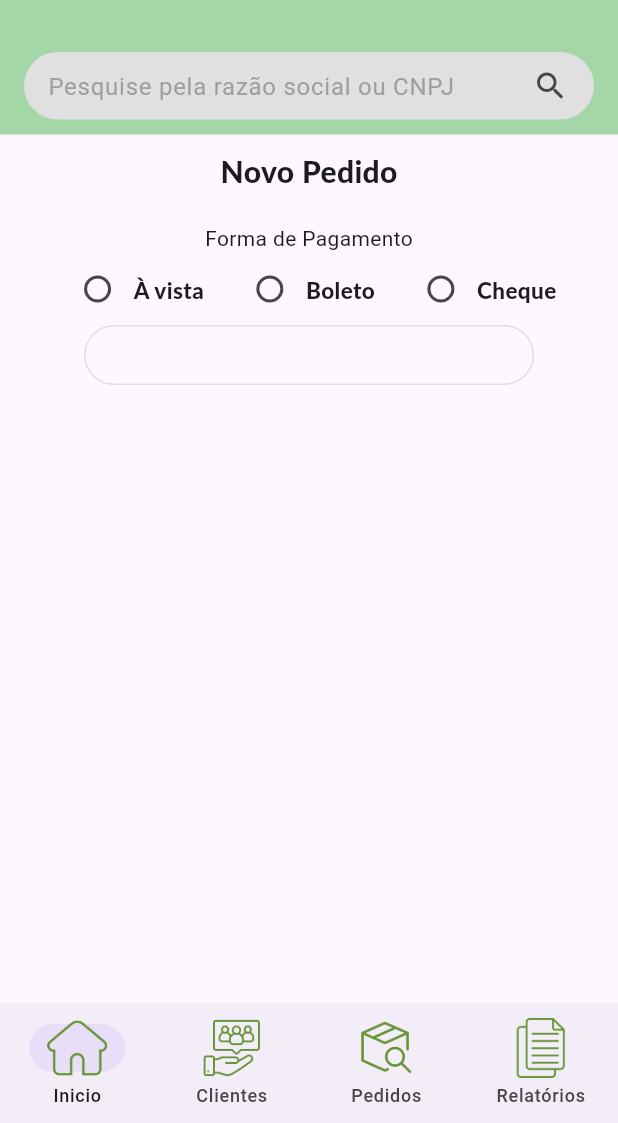
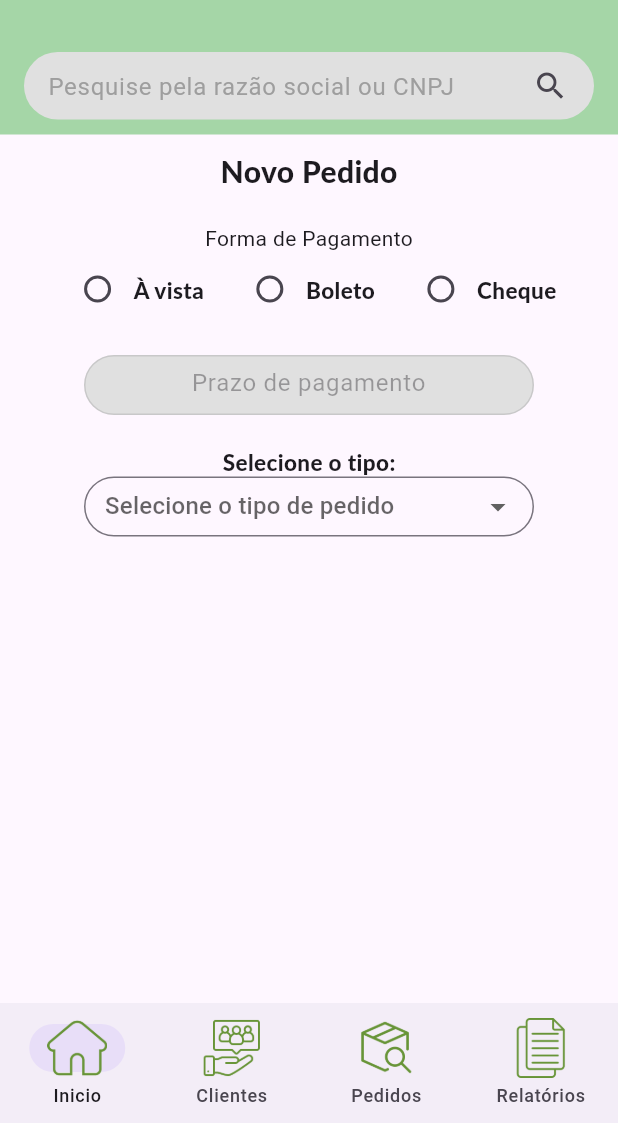
Before and after one commit to vcoimbradev/pacsoft, a Flutter app: the screen it shows after launch, on a phone screen of 412 x 824 dp, the part 113-1236 px from its top. Run offline on Flutter 3.47's test engine with Material 3 defaults, Android fonts, the phone set to English and light mode, and no system bars; Roboto replaces fonts that are missing (Lato).

Commit message:
Colocado opções de tipos de sacola

```diff
--- a/REPRESENTANTE/pacsoft_representante/lib/HOME/PG_PEDIDOS.dart
+++ b/REPRESENTANTE/pacsoft_representante/lib/HOME/PG_PEDIDOS.dart
@@ -92,17 +92,76 @@ class pginicialstate extends State<PgPedidos> {
                       ],
                     ),
                     SizedBox(
+                      height: 20,
+                    ),
+                    Container(
                       width: 300,
                       height: 40,
+                      decoration: BoxDecoration(
+                          color: Colors.grey[300],
+                          borderRadius: BorderRadius.circular(100)),
                       child: TextField(
                         enabled: false,
                         textAlign: TextAlign.center,
                         decoration: InputDecoration(
+                          contentPadding: EdgeInsets.symmetric(vertical: 10),
+                          hintText: 'Prazo de pagamento',
                           border: OutlineInputBorder(
                               borderRadius: BorderRadius.circular(100)),
                         ),
                       ),
                     ),
+                    SizedBox(
+                      height: 20,
+                    ),
+                    Text(
+                      'Selecione o tipo:',
+                      style: TextStyle(
+                          fontFamily: 'Lato',
+                          fontWeight: FontWeight.w800,
+                          fontSize: 15),
+                    ),
+                    Container(
+                        width: 300,
+                        height: 40,
+                        child: DropdownButtonFormField<String>(
+                          decoration: InputDecoration(
+                            contentPadding: EdgeInsets.symmetric(
+                                vertical: 10, horizontal: 10),
+                            hintText: 'Selecione o tipo de pedido',
+                            border: OutlineInputBorder(
+                                borderRadius: BorderRadius.circular(100)),
+                          ),
+                          items: [
+                            DropdownMenuItem(
+                              value: 'Bobina Picotada Fosca',
+                              child: Text('Bobina Picotada Fosca'),
+                            ),
+                            DropdownMenuItem(
+                              value: 'Bobina Picotada Fosca Especial',
+                              child: Text('Bobina Picotada Fosca Especial'),
+                            ),
+                            DropdownMenuItem(
+                              value: 'Bobina Picotada Transparente',
+                              child: Text('Bobina Picotada Transparente'),
+                            ),
+                            DropdownMenuItem(
+                              value: 'Sacola de KG Branca',
+                              child: Text('Sacola de KG Branca'),
+                            ),
+                            DropdownMenuItem(
+                              value: 'Sacola de KG Transparente',
+                              child: Text('Sacola de KG Transparente'),
+                            ),
+                            DropdownMenuItem(
+                              value: 'Sacola de Milhero Verde',
+                              child: Text('Sacola de Milhero Verde'),
+                            ),
+                          ],
+                          onChanged: (value) {
+                            // Ação ao selecionar um cliente
+                          },
+                        ))
                   ],
                 )
               ],
```
